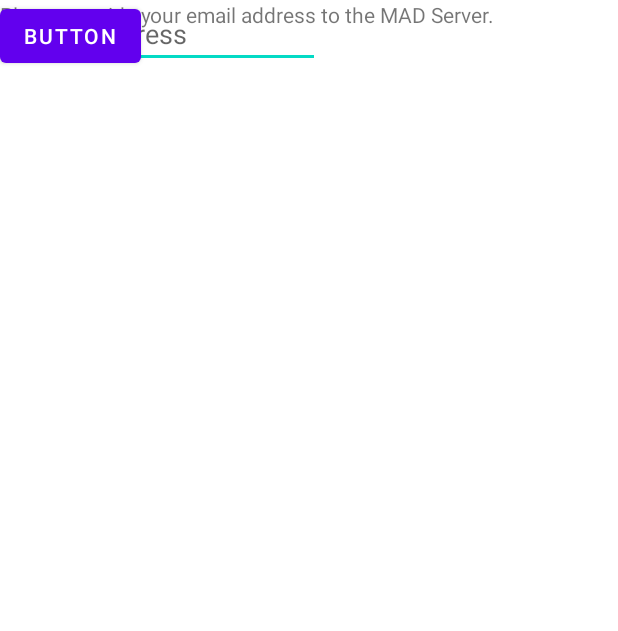
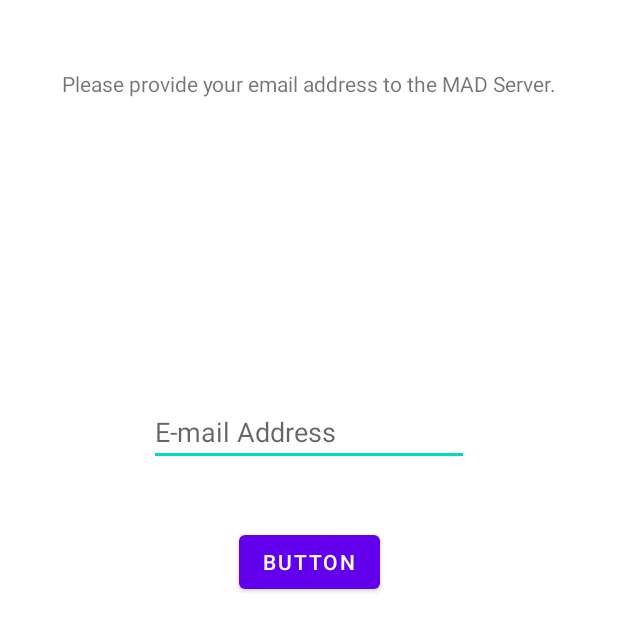
Before and after one commit to expeon07/MADClass2021, an Android app: the layout login_activity.xml on its own in the app's theme, with its tools: preview values and no code run, on a phone screen of 412 x 824 dp. Shown: the top 631 px of the screen. Run offline under Robolectric (Android 15) with nearby library versions, the phone set to English and light mode, and no system bars.

Commit message:
Edit login_activity.xml

```diff
--- a/app/src/main/res/layout/login_activity.xml
+++ b/app/src/main/res/layout/login_activity.xml
@@ -1,6 +1,6 @@
 <?xml version="1.0" encoding="utf-8"?>
-<androidx.constraintlayout.widget.ConstraintLayout
-    xmlns:android="http://schemas.android.com/apk/res/android"
+<androidx.constraintlayout.widget.ConstraintLayout xmlns:android="http://schemas.android.com/apk/res/android"
+    xmlns:app="http://schemas.android.com/apk/res-auto"
     xmlns:tools="http://schemas.android.com/tools"
     android:layout_width="match_parent"
     android:layout_height="match_parent">
@@ -9,25 +9,40 @@
         android:id="@+id/textView"
         android:layout_width="wrap_content"
         android:layout_height="wrap_content"
+        android:layout_marginTop="120dp"
+        android:layout_marginBottom="100dp"
         android:text="@string/login_inst"
-        tools:layout_editor_absoluteX="131dp"
-        tools:layout_editor_absoluteY="116dp" />
+        app:autoSizeMaxTextSize="24dp"
+        app:autoSizeMinTextSize="12dp"
+        app:layout_constraintBottom_toTopOf="@+id/editTextTextEmailAddress2"
+        app:layout_constraintEnd_toEndOf="parent"
+        app:layout_constraintStart_toStartOf="parent"
+        app:layout_constraintTop_toTopOf="parent" />
 
     <EditText
         android:id="@+id/editTextTextEmailAddress2"
         android:layout_width="wrap_content"
         android:layout_height="wrap_content"
+        android:layout_marginTop="100dp"
+        android:layout_marginBottom="20dp"
         android:ems="10"
         android:hint="@string/email_hint"
         android:inputType="textEmailAddress"
-        tools:layout_editor_absoluteX="195dp"
-        tools:layout_editor_absoluteY="208dp" />
+        app:layout_constraintBottom_toTopOf="@+id/submit_email"
+        app:layout_constraintEnd_toEndOf="parent"
+        app:layout_constraintStart_toStartOf="parent"
+        app:layout_constraintTop_toBottomOf="@+id/textView"
+        android:autofillHints="" />
 
     <Button
         android:id="@+id/submit_email"
         android:layout_width="wrap_content"
         android:layout_height="wrap_content"
+        android:layout_marginTop="20dp"
+        android:layout_marginBottom="500dp"
         android:text="Button"
-        tools:layout_editor_absoluteX="252dp"
-        tools:layout_editor_absoluteY="263dp" />
+        app:layout_constraintBottom_toBottomOf="parent"
+        app:layout_constraintEnd_toEndOf="parent"
+        app:layout_constraintStart_toStartOf="parent"
+        app:layout_constraintTop_toBottomOf="@+id/editTextTextEmailAddress2" />
 </androidx.constraintlayout.widget.ConstraintLayout>
```
